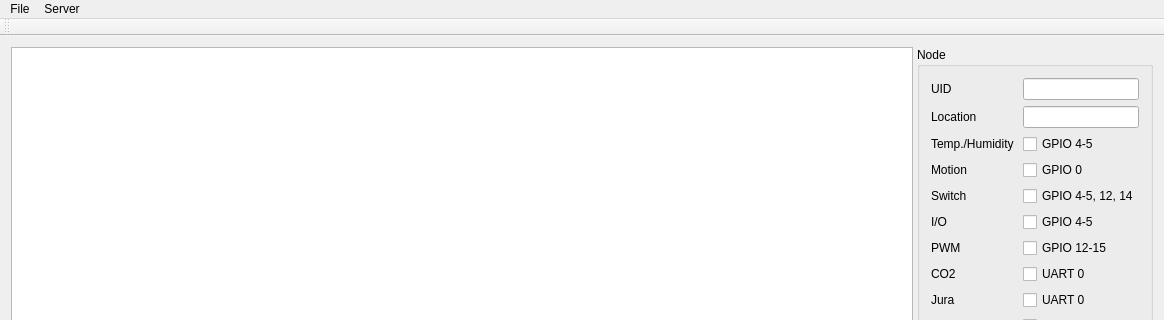
Before: the Qt Designer form client/mainwindow.ui in MayaPosch/BMaC, drawn with Qt 5; both pictures show x 0 to 1164 and y 0 to 320 of the 1164 by 685 pixel window.
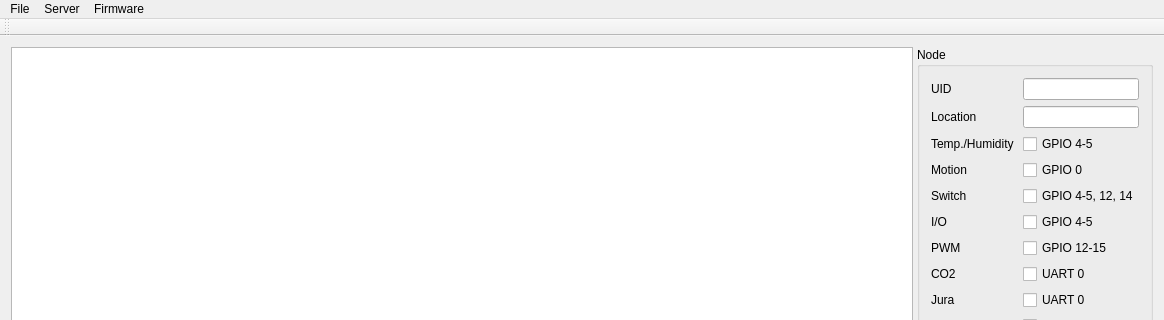
After: the same form once the commit is applied.

Commit message:
[OTA] Integrate dialogues for firmware imagine management into C&C client.
Dialogues work, business logic for uploading images and node management still have to be implemented.

The edit to the form file:
```diff
--- a/client/mainwindow.ui
+++ b/client/mainwindow.ui
@@ -292,8 +292,16 @@
     <addaction name="actionConnect"/>
     <addaction name="actionSave_config"/>
    </widget>
+   <widget class="QMenu" name="menuFirmware">
+    <property name="title">
+     <string>Firmware</string>
+    </property>
+    <addaction name="actionImages"/>
+    <addaction name="actionNodes"/>
+   </widget>
    <addaction name="menuFile"/>
    <addaction name="menuServer"/>
+   <addaction name="menuFirmware"/>
   </widget>
   <widget class="QToolBar" name="mainToolBar">
    <attribute name="toolBarArea">
```
Left out of the diff: 10 changed lines with no effect on the pictures. The commit also changes 13 other files.
